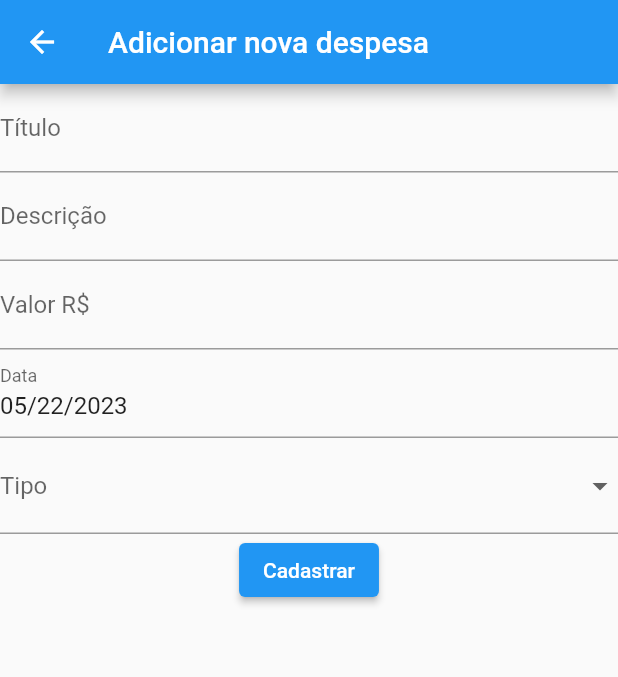
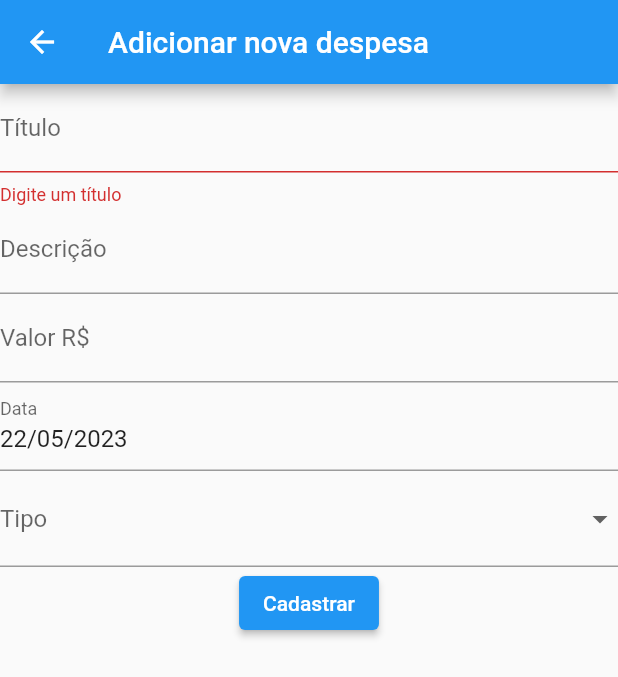
Before and after one commit to ayla2004/despesa_app_base, a Flutter app: the screen it shows after launch, after a tap on the "add" icon, on a phone screen of 412 x 824 dp. Shown: the top 677 px of the screen. Run offline on Flutter 3.47's test engine with Material 2 defaults, Android fonts, the phone set to English and light mode, and no system bars.

Commit message:
código final da aula

```diff
--- /dev/null
+++ b/lib/controller/adiciona_despesa_controller.dart
@@ -0,0 +1,23 @@
+class AdicionaDespesaController {
+  String? validarTitulo(String? value) {
+    if ((value == null) || (value.isEmpty)) {
+      return "Digite um título";
+    }
+    if (value.length < 5) {
+      return "Tamanho inválido! Deve ter mais de 5 caracteres!";
+    }
+  }
+
+  String? validarValor(String? value) {
+    if (value == null) {
+      return "Digite um valor";
+    }
+    double? valor = double.tryParse(value);
+    if (valor == null) {
+      return "Valor inválido!";
+    }
+    if (valor < 0) {
+      return "Valor deve ser maior que 0";
+    }
+  }
+}
--- a/lib/main.dart
+++ b/lib/main.dart
@@ -1,3 +1,5 @@
+import 'package:flutter_localizations/flutter_localizations.dart';
+
 import './pages/home.dart';
 import 'package:flutter/material.dart';
 
@@ -13,6 +15,10 @@ class MyApp extends StatelessWidget {
     return MaterialApp(
       debugShowCheckedModeBanner: false,
       home: HomePage(),
+
+      //utilizado para dar suporte a localização de datas
+      localizationsDelegates: GlobalMaterialLocalizations.delegates,
+      supportedLocales: [const Locale('pt')],
     );
   }
 }
--- a/lib/pages/adicionar_despesa_page.dart
+++ b/lib/pages/adicionar_despesa_page.dart
@@ -1,8 +1,11 @@
+import 'package:despesas_app/controller/adiciona_despesa_controller.dart';
 import 'package:despesas_app/model/entities/despesa.dart';
 import 'package:flutter/material.dart';
 
 class AdicionarDespesaPage extends StatelessWidget {
-  const AdicionarDespesaPage({super.key});
+  AdicionarDespesaPage({super.key});
+
+  final _controller = AdicionaDespesaController();
 
   @override
   Widget build(BuildContext context) {
@@ -16,12 +19,16 @@ class AdicionarDespesaPage extends StatelessWidget {
             child: Column(
               children: [
                 TextFormField(
+                  validator: _controller.validarTitulo,
+                  autovalidateMode: AutovalidateMode.always,
                   decoration: InputDecoration(labelText: "Título"),
                 ),
                 TextFormField(
                   decoration: InputDecoration(labelText: "Descrição"),
                 ),
                 TextFormField(
+                  validator: _controller.validarValor,
+                  autovalidateMode: AutovalidateMode.onUserInteraction,
                   decoration: InputDecoration(labelText: "Valor R\$"),
                 ),
                 InputDatePickerFormField(
```
